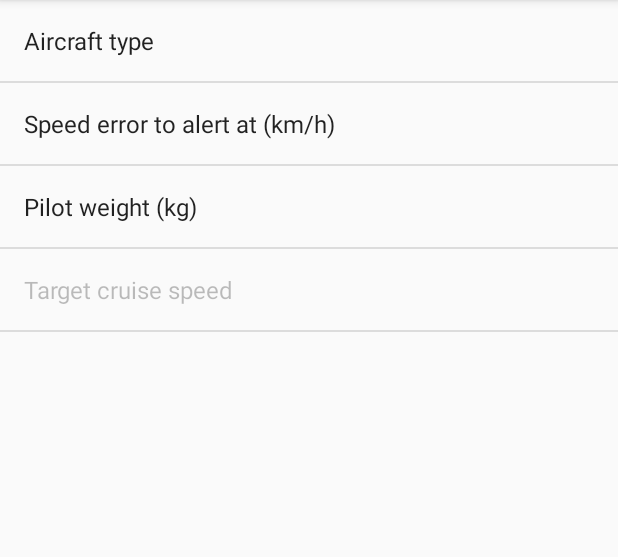
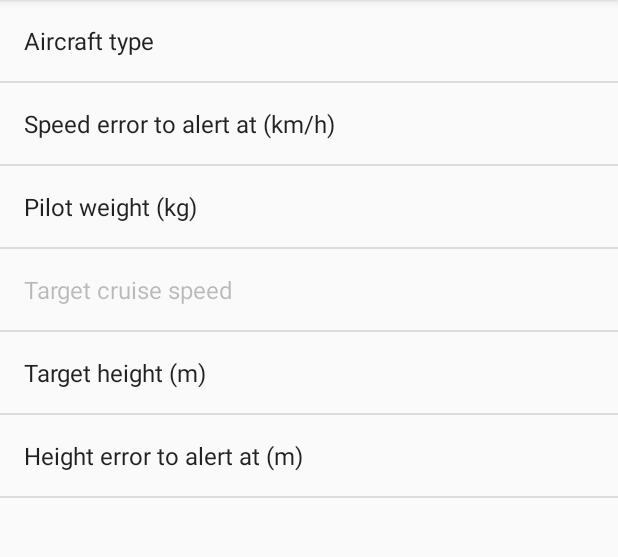
Before and after one commit to dash-pa/DaSH-Avionics, an Android app: the fragment AircraftSettingsFragment shown on its own in the app's theme, on a phone screen of 412 x 824 dp, the part 84-641 px from its top. Run offline under Robolectric (Android 15) with nearby library versions, the phone set to English and light mode, and no system bars; 5 statements that could not run were skipped.

Commit message:
Adding target height preference.

```diff
--- a/mobile/src/main/java/org/dash/avionics/aircraft/AircraftSettings.java
+++ b/mobile/src/main/java/org/dash/avionics/aircraft/AircraftSettings.java
@@ -15,4 +15,10 @@ public interface AircraftSettings {
 
   @DefaultFloat(value = 2.0f, keyRes = R.string.settings_key_speed_delta)
   float getMaxSpeedDelta();
+
+  @DefaultFloat(value = 5.0f, keyRes = R.string.settings_key_target_height)
+  float getTargetHeight();
+
+  @DefaultFloat(value = 2.0f, keyRes = R.string.settings_key_height_delta)
+  float getMaxHeightDelta();
 }
--- a/mobile/src/main/java/org/dash/avionics/aircraft/AircraftSettingsFragment.java
+++ b/mobile/src/main/java/org/dash/avionics/aircraft/AircraftSettingsFragment.java
@@ -27,6 +27,8 @@ public class AircraftSettingsFragment extends PreferenceFragment
     bindPreferenceSummary(R.string.settings_key_pilot_weight, settings.getPilotWeight().get());
     bindPreferenceSummary(R.string.settings_key_aircraft_type, settings.getAircraftType().get());
     bindPreferenceSummary(R.string.settings_key_speed_delta, settings.getMaxSpeedDelta().get());
+    bindPreferenceSummary(R.string.settings_key_target_height, settings.getTargetHeight().get());
+    bindPreferenceSummary(R.string.settings_key_height_delta, settings.getMaxHeightDelta().get());
   }
 
   private void bindPreferenceSummary(int resId, Object currentValue) {
--- a/mobile/src/main/res/values/strings.xml
+++ b/mobile/src/main/res/values/strings.xml
@@ -46,11 +46,15 @@
   <string name="settings_pilot_weight">Pilot weight (kg)</string>
   <string name="settings_alert_speed_delta">Speed error to alert at (km/h)</string>
   <string name="settings_no_cruise_speed">"Select an aircraft first</string>
+  <string name="settings_target_height">Target height (m)</string>
+  <string name="settings_alert_height_delta">Height error to alert at (m)</string>
 
   <string name="settings_key_aircraft_type">aircraft_type</string>
   <string name="settings_key_speed_delta">speed_delta</string>
   <string name="settings_key_pilot_weight">pilot_weight</string>
   <string name="settings_key_cruise_speed">cruise_speed</string>
+  <string name="settings_key_target_height">height_delta</string>
+  <string name="settings_key_height_delta">alert_height_delta</string>
 
   <string-array name="settings_aircraft_type_names">
     <item>V5</item>
--- a/mobile/src/main/res/xml/aircraft_settings.xml
+++ b/mobile/src/main/res/xml/aircraft_settings.xml
@@ -23,4 +23,14 @@
       android:enabled="false"
       android:title="Target cruise speed"/>
 
+  <EditTextPreference
+      android:key="@string/settings_key_target_height"
+      android:numeric="decimal"
+      android:title="@string/settings_target_height"/>
+  <EditTextPreference
+      android:key="@string/settings_key_height_delta"
+      android:numeric="decimal"
+      android:title="@string/settings_alert_height_delta"/>
+
+
 </PreferenceScreen>
```
